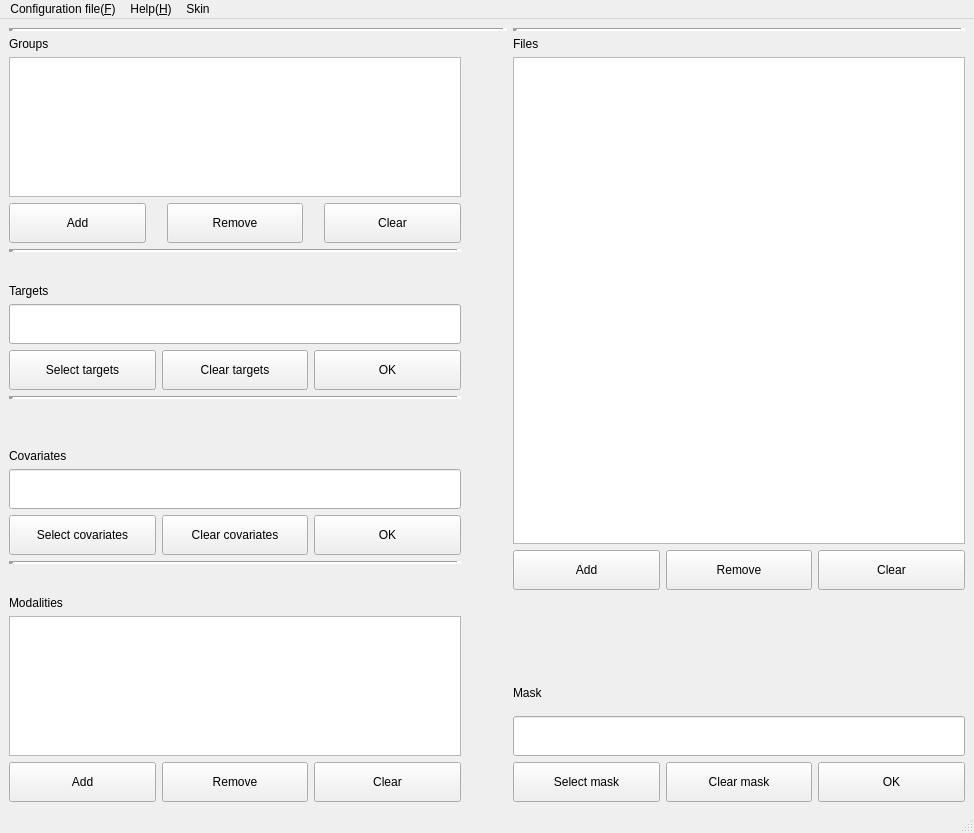
Old version of the form GUI/easylearn_data_loading_gui.ui in the repository easylearn-fmri/easylearn_dev.
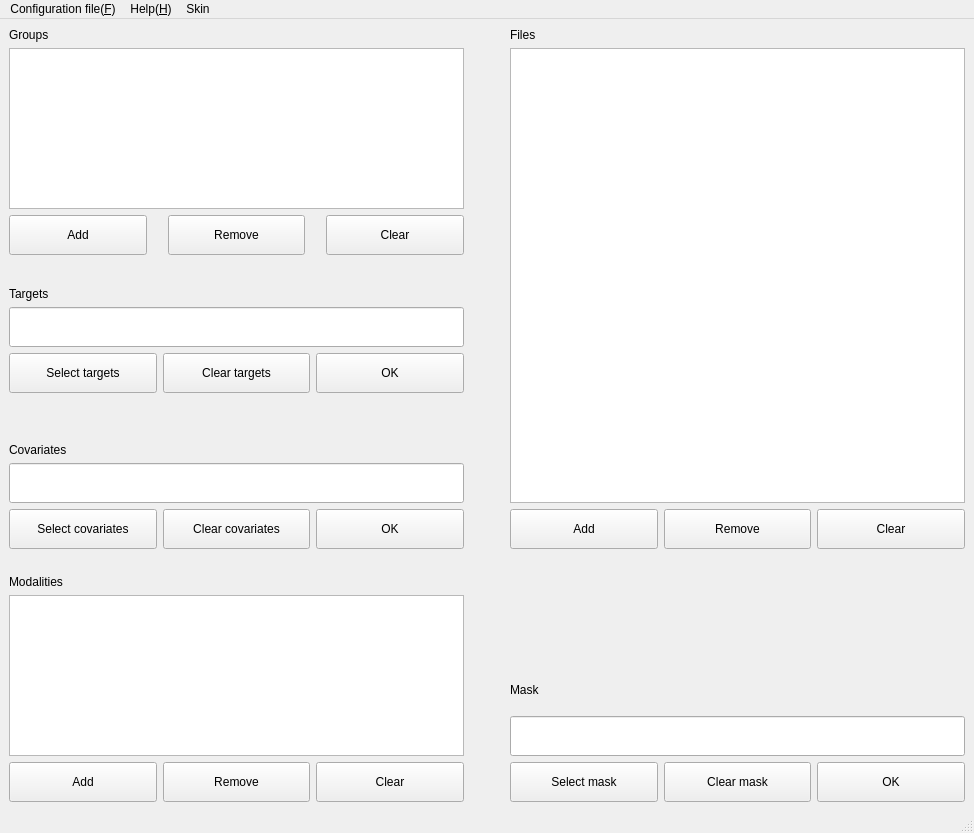
New version of the form.

```diff
--- a/GUI/easylearn_data_loading_gui.ui
+++ b/GUI/easylearn_data_loading_gui.ui
@@ -15,26 +15,13 @@
   </property>
   <widget class="QWidget" name="centralwidget">
    <layout class="QGridLayout" name="gridLayout_7">
-    <item row="12" column="0">
-     <widget class="Line" name="line_3">
-      <property name="maximumSize">
-       <size>
-        <width>16777215</width>
-        <height>16777215</height>
-       </size>
+    <item row="1" column="0">
+     <layout class="QGridLayout" name="gridLayout_2" rowminimumheight="0,0,0">
+      <property name="horizontalSpacing">
+       <number>21</number>
       </property>
-      <property name="lineWidth">
-       <number>5</number>
-      </property>
-      <property name="orientation">
-       <enum>Qt::Horizontal</enum>
-      </property>
-     </widget>
-    </item>
-    <item row="14" column="0">
-     <layout class="QGridLayout" name="gridLayout_5">
       <item row="2" column="0">
-       <widget class="QPushButton" name="pushButton_addmodalities">
+       <widget class="QPushButton" name="pushButton_addgroups">
         <property name="minimumSize">
          <size>
           <width>20</width>
@@ -52,28 +39,8 @@
         </property>
        </widget>
       </item>
-      <item row="2" column="1">
-       <widget class="QPushButton" name="pushButton_removemodalites">
-        <property name="minimumSize">
-         <size>
-          <width>20</width>
-          <height>40</height>
-         </size>
-        </property>
-        <property name="text">
-         <string>Remove</string>
-        </property>
-       </widget>
-      </item>
-      <item row="0" column="0">
-       <widget class="QLabel" name="label_modalities">
-        <property name="text">
-         <string>Modalities</string>
-        </property>
-       </widget>
-      </item>
       <item row="1" column="0" colspan="3">
-       <widget class="QListView" name="listView_modalities">
+       <widget class="QListView" name="listView_groups">
         <property name="enabled">
          <bool>true</bool>
         </property>
@@ -83,16 +50,44 @@
           <height>10</height>
          </size>
         </property>
+        <property name="maximumSize">
+         <size>
+          <width>5000</width>
+          <height>5000</height>
+         </size>
+        </property>
+        <property name="acceptDrops">
+         <bool>false</bool>
+        </property>
         <property name="sizeAdjustPolicy">
          <enum>QAbstractScrollArea::AdjustToContents</enum>
         </property>
         <property name="editTriggers">
          <set>QAbstractItemView::NoEditTriggers</set>
         </property>
+        <property name="dragEnabled">
+         <bool>false</bool>
+        </property>
+        <property name="batchSize">
+         <number>94</number>
+        </property>
+       </widget>
+      </item>
+      <item row="2" column="1">
+       <widget class="QPushButton" name="pushButton_removegroups">
+        <property name="minimumSize">
+         <size>
+          <width>20</width>
+          <height>40</height>
+         </size>
+        </property>
+        <property name="text">
+         <string>Remove</string>
+        </property>
        </widget>
       </item>
       <item row="2" column="2">
-       <widget class="QPushButton" name="pushButton_clearmodalities">
+       <widget class="QPushButton" name="pushButton_cleargroups">
         <property name="minimumSize">
          <size>
           <width>20</width>
@@ -104,129 +99,16 @@
         </property>
        </widget>
       </item>
-     </layout>
-    </item>
-    <item row="11" column="0">
-     <layout class="QGridLayout" name="gridLayout">
       <item row="0" column="0">
-       <widget class="QLabel" name="label_covariance">
+       <widget class="QLabel" name="label_group">
         <property name="text">
-         <string>Covariates</string>
-        </property>
-       </widget>
-      </item>
-      <item row="2" column="0">
-       <widget class="QPushButton" name="pushButton_selectCovariance">
-        <property name="minimumSize">
-         <size>
-          <width>20</width>
-          <height>40</height>
-         </size>
-        </property>
-        <property name="baseSize">
-         <size>
-          <width>10</width>
-          <height>10</height>
-         </size>
-        </property>
-        <property name="toolTipDuration">
-         <number>-5</number>
-        </property>
-        <property name="whatsThis">
-         <string>&lt;html&gt;&lt;head/&gt;&lt;body&gt;&lt;p&gt;push the button then close program&lt;/p&gt;&lt;/body&gt;&lt;/html&gt;</string>
-        </property>
-        <property name="text">
-         <string>Select covariates</string>
-        </property>
-       </widget>
-      </item>
-      <item row="2" column="1">
-       <widget class="QPushButton" name="pushButton_clearCovriance">
-        <property name="minimumSize">
-         <size>
-          <width>20</width>
-          <height>40</height>
-         </size>
-        </property>
-        <property name="baseSize">
-         <size>
-          <width>10</width>
-          <height>10</height>
-         </size>
-        </property>
-        <property name="text">
-         <string>Clear covariates</string>
-        </property>
-       </widget>
-      </item>
-      <item row="1" column="0" colspan="3">
-       <widget class="QLineEdit" name="lineEdit_covariates">
-        <property name="minimumSize">
-         <size>
-          <width>30</width>
-          <height>40</height>
-         </size>
-        </property>
-       </widget>
-      </item>
-      <item row="2" column="2">
-       <widget class="QPushButton" name="pushButton_covariate">
-        <property name="minimumSize">
-         <size>
-          <width>20</width>
-          <height>40</height>
-         </size>
-        </property>
-        <property name="baseSize">
-         <size>
-          <width>10</width>
-          <height>10</height>
-         </size>
-        </property>
-        <property name="text">
-         <string>OK</string>
+         <string>Groups</string>
         </property>
        </widget>
       </item>
      </layout>
     </item>
-    <item row="3" column="0">
-     <widget class="Line" name="line">
-      <property name="lineWidth">
-       <number>5</number>
-      </property>
-      <property name="orientation">
-       <enum>Qt::Horizontal</enum>
-      </property>
-     </widget>
-    </item>
-    <item row="5" column="1">
-     <spacer name="horizontalSpacer">
-      <property name="orientation">
-       <enum>Qt::Horizontal</enum>
-      </property>
-      <property name="sizeType">
-       <enum>QSizePolicy::Fixed</enum>
-      </property>
-      <property name="sizeHint" stdset="0">
-       <size>
-        <width>40</width>
-        <height>20</height>
-       </size>
-      </property>
-     </spacer>
-    </item>
-    <item row="1" column="2">
-     <widget class="Line" name="line_5">
-      <property name="lineWidth">
-       <number>5</number>
-      </property>
-      <property name="orientation">
-       <enum>Qt::Horizontal</enum>
-      </property>
-     </widget>
-    </item>
-    <item row="14" column="2">
+    <item row="10" column="2">
      <layout class="QGridLayout" name="gridLayout_3">
       <item row="2" column="0">
        <widget class="QLabel" name="label_mask">
@@ -324,7 +206,282 @@
       </item>
      </layout>
     </item>
-    <item row="2" column="2" rowspan="12">
+    <item row="3" column="0">
+     <layout class="QGridLayout" name="gridLayout_4">
+      <item row="0" column="0">
+       <widget class="QLabel" name="label_target">
+        <property name="text">
+         <string>Targets</string>
+        </property>
+       </widget>
+      </item>
+      <item row="1" column="0" colspan="3">
+       <widget class="QLineEdit" name="lineEdit_target">
+        <property name="minimumSize">
+         <size>
+          <width>30</width>
+          <height>40</height>
+         </size>
+        </property>
+       </widget>
+      </item>
+      <item row="2" column="0">
+       <widget class="QPushButton" name="pushButton_selectTarget">
+        <property name="minimumSize">
+         <size>
+          <width>20</width>
+          <height>40</height>
+         </size>
+        </property>
+        <property name="baseSize">
+         <size>
+          <width>10</width>
+          <height>10</height>
+         </size>
+        </property>
+        <property name="toolTipDuration">
+         <number>-5</number>
+        </property>
+        <property name="whatsThis">
+         <string>&lt;html&gt;&lt;head/&gt;&lt;body&gt;&lt;p&gt;push the button then close program&lt;/p&gt;&lt;/body&gt;&lt;/html&gt;</string>
+        </property>
+        <property name="text">
+         <string>Select targets</string>
+        </property>
+       </widget>
+      </item>
+      <item row="2" column="2">
+       <widget class="QPushButton" name="pushButton_target">
+        <property name="minimumSize">
+         <size>
+          <width>20</width>
+          <height>40</height>
+         </size>
+        </property>
+        <property name="baseSize">
+         <size>
+          <width>10</width>
+          <height>10</height>
+         </size>
+        </property>
+        <property name="text">
+         <string>OK</string>
+        </property>
+       </widget>
+      </item>
+      <item row="2" column="1">
+       <widget class="QPushButton" name="pushButton_clearTarget">
+        <property name="minimumSize">
+         <size>
+          <width>20</width>
+          <height>40</height>
+         </size>
+        </property>
+        <property name="baseSize">
+         <size>
+          <width>10</width>
+          <height>10</height>
+         </size>
+        </property>
+        <property name="text">
+         <string>Clear targets</string>
+        </property>
+       </widget>
+      </item>
+     </layout>
+    </item>
+    <item row="9" column="0">
+     <spacer name="verticalSpacer_3">
+      <property name="orientation">
+       <enum>Qt::Vertical</enum>
+      </property>
+      <property name="sizeType">
+       <enum>QSizePolicy::Fixed</enum>
+      </property>
+      <property name="sizeHint" stdset="0">
+       <size>
+        <width>20</width>
+        <height>20</height>
+       </size>
+      </property>
+     </spacer>
+    </item>
+    <item row="3" column="1">
+     <spacer name="horizontalSpacer">
+      <property name="orientation">
+       <enum>Qt::Horizontal</enum>
+      </property>
+      <property name="sizeType">
+       <enum>QSizePolicy::Fixed</enum>
+      </property>
+      <property name="sizeHint" stdset="0">
+       <size>
+        <width>40</width>
+        <height>20</height>
+       </size>
+      </property>
+     </spacer>
+    </item>
+    <item row="10" column="0">
+     <layout class="QGridLayout" name="gridLayout_5">
+      <item row="2" column="0">
+       <widget class="QPushButton" name="pushButton_addmodalities">
+        <property name="minimumSize">
+         <size>
+          <width>20</width>
+          <height>40</height>
+         </size>
+        </property>
+        <property name="toolTipDuration">
+         <number>-5</number>
+        </property>
+        <property name="whatsThis">
+         <string>&lt;html&gt;&lt;head/&gt;&lt;body&gt;&lt;p&gt;push the button then close program&lt;/p&gt;&lt;/body&gt;&lt;/html&gt;</string>
+        </property>
+        <property name="text">
+         <string>Add</string>
+        </property>
+       </widget>
+      </item>
+      <item row="2" column="1">
+       <widget class="QPushButton" name="pushButton_removemodalites">
+        <property name="minimumSize">
+         <size>
+          <width>20</width>
+          <height>40</height>
+         </size>
+        </property>
+        <property name="text">
+         <string>Remove</string>
+        </property>
+       </widget>
+      </item>
+      <item row="0" column="0">
+       <widget class="QLabel" name="label_modalities">
+        <property name="text">
+         <string>Modalities</string>
+        </property>
+       </widget>
+      </item>
+      <item row="1" column="0" colspan="3">
+       <widget class="QListView" name="listView_modalities">
+        <property name="enabled">
+         <bool>true</bool>
+        </property>
+        <property name="minimumSize">
+         <size>
+          <width>20</width>
+          <height>10</height>
+         </size>
+        </property>
+        <property name="sizeAdjustPolicy">
+         <enum>QAbstractScrollArea::AdjustToContents</enum>
+        </property>
+        <property name="editTriggers">
+         <set>QAbstractItemView::NoEditTriggers</set>
+        </property>
+       </widget>
+      </item>
+      <item row="2" column="2">
+       <widget class="QPushButton" name="pushButton_clearmodalities">
+        <property name="minimumSize">
+         <size>
+          <width>20</width>
+          <height>40</height>
+         </size>
+        </property>
+        <property name="text">
+         <string>Clear</string>
+        </property>
+       </widget>
+      </item>
+     </layout>
+    </item>
+    <item row="8" column="0">
+     <layout class="QGridLayout" name="gridLayout">
+      <item row="0" column="0">
+       <widget class="QLabel" name="label_covariance">
+        <property name="text">
+         <string>Covariates</string>
+        </property>
+       </widget>
+      </item>
+      <item row="2" column="0">
+       <widget class="QPushButton" name="pushButton_selectCovariance">
+        <property name="minimumSize">
+         <size>
+          <width>20</width>
+          <height>40</height>
+         </size>
+        </property>
+        <property name="baseSize">
+         <size>
+          <width>10</width>
+          <height>10</height>
+         </size>
+        </property>
+        <property name="toolTipDuration">
+         <number>-5</number>
+        </property>
+        <property name="whatsThis">
+         <string>&lt;html&gt;&lt;head/&gt;&lt;body&gt;&lt;p&gt;push the button then close program&lt;/p&gt;&lt;/body&gt;&lt;/html&gt;</string>
+        </property>
+        <property name="text">
+         <string>Select covariates</string>
+        </property>
+       </widget>
+      </item>
+      <item row="2" column="1">
+       <widget class="QPushButton" name="pushButton_clearCovriance">
+        <property name="minimumSize">
+         <size>
+          <width>20</width>
+          <height>40</height>
+         </size>
+        </property>
+        <property name="baseSize">
+         <size>
+          <width>10</width>
+          <height>10</height>
+         </size>
+        </property>
+        <property name="text">
+         <string>Clear covariates</string>
+        </property>
+       </widget>
+      </item>
+      <item row="1" column="0" colspan="3">
+       <widget class="QLineEdit" name="lineEdit_covariates">
+        <property name="minimumSize">
+         <size>
+          <width>30</width>
+          <height>40</height>
+         </size>
+        </property>
+       </widget>
+      </item>
+      <item row="2" column="2">
+       <widget class="QPushButton" name="pushButton_covariate">
+        <property name="minimumSize">
+         <size>
+          <width>20</width>
+          <height>40</height>
+         </size>
+        </property>
+        <property name="baseSize">
+         <size>
+          <width>10</width>
+          <height>10</height>
+         </size>
+        </property>
+        <property name="text">
+         <string>OK</string>
+        </property>
+       </widget>
+      </item>
+     </layout>
+    </item>
+    <item row="1" column="2" rowspan="8">
      <layout class="QGridLayout" name="gridLayout_6">
       <item row="3" column="2">
        <widget class="QPushButton" name="pushButton_removefiles">
@@ -432,33 +589,7 @@
       </item>
      </layout>
     </item>
-    <item row="13" column="0">
-     <spacer name="verticalSpacer_3">
-      <property name="orientation">
-       <enum>Qt::Vertical</enum>
-      </property>
-      <property name="sizeType">
-       <enum>QSizePolicy::Fixed</enum>
-      </property>
-      <property name="sizeHint" stdset="0">
-       <size>
-        <width>20</width>
-        <height>20</height>
-       </size>
-      </property>
-     </spacer>
-    </item>
-    <item row="1" column="0" colspan="2">
-     <widget class="Line" name="line_4">
-      <property name="lineWidth">
-       <number>5</number>
-      </property>
-      <property name="orientation">
-       <enum>Qt::Horizontal</enum>
-      </property>
-     </widget>
-    </item>
-    <item row="4" column="0">
+    <item row="2" column="0">
      <spacer name="verticalSpacer_2">
       <property name="orientation">
        <enum>Qt::Vertical</enum>
@@ -474,7 +605,7 @@
       </property>
      </spacer>
     </item>
-    <item row="7" column="0">
+    <item row="4" column="0">
      <spacer name="verticalSpacer">
       <property name="orientation">
        <enum>Qt::Vertical</enum>
@@ -490,193 +621,6 @@
       </property>
      </spacer>
     </item>
-    <item row="5" column="0">
-     <layout class="QGridLayout" name="gridLayout_4">
-      <item row="0" column="0">
-       <widget class="QLabel" name="label_target">
-        <property name="text">
-         <string>Targets</string>
-        </property>
-       </widget>
-      </item>
-      <item row="1" column="0" colspan="3">
-       <widget class="QLineEdit" name="lineEdit_target">
-        <property name="minimumSize">
-         <size>
-          <width>30</width>
-          <height>40</height>
-         </size>
-        </property>
-       </widget>
-      </item>
-      <item row="2" column="0">
-       <widget class="QPushButton" name="pushButton_selectTarget">
-        <property name="minimumSize">
-         <size>
-          <width>20</width>
-          <height>40</height>
-         </size>
-        </property>
-        <property name="baseSize">
-         <size>
-          <width>10</width>
-          <height>10</height>
-         </size>
-        </property>
-        <property name="toolTipDuration">
-         <number>-5</number>
-        </property>
-        <property name="whatsThis">
-         <string>&lt;html&gt;&lt;head/&gt;&lt;body&gt;&lt;p&gt;push the button then close program&lt;/p&gt;&lt;/body&gt;&lt;/html&gt;</string>
-        </property>
-        <property name="text">
-         <string>Select targets</string>
-        </property>
-       </widget>
-      </item>
-      <item row="2" column="2">
-       <widget class="QPushButton" name="pushButton_target">
-        <property name="minimumSize">
-         <size>
-          <width>20</width>
-          <height>40</height>
-         </size>
-        </property>
-        <property name="baseSize">
-         <size>
-          <width>10</width>
-          <height>10</height>
-         </size>
-        </property>
-        <property name="text">
-         <string>OK</string>
-        </property>
-       </widget>
-      </item>
-      <item row="2" column="1">
-       <widget class="QPushButton" name="pushButton_clearTarget">
-        <property name="minimumSize">
-         <size>
-          <width>20</width>
-          <height>40</height>
-         </size>
-        </property>
-        <property name="baseSize">
-         <size>
-          <width>10</width>
-          <height>10</height>
-         </size>
-        </property>
-        <property name="text">
-         <string>Clear targets</string>
-        </property>
-       </widget>
-      </item>
-     </layout>
-    </item>
-    <item row="6" column="0">
-     <widget class="Line" name="line_2">
-      <property name="lineWidth">
-       <number>5</number>
-      </property>
-      <property name="orientation">
-       <enum>Qt::Horizontal</enum>
-      </property>
-     </widget>
-    </item>
-    <item row="2" column="0">
-     <layout class="QGridLayout" name="gridLayout_2" rowminimumheight="0,0,0">
-      <property name="horizontalSpacing">
-       <number>21</number>
-      </property>
-      <item row="2" column="0">
-       <widget class="QPushButton" name="pushButton_addgroups">
-        <property name="minimumSize">
-         <size>
-          <width>20</width>
-          <height>40</height>
-         </size>
-        </property>
-        <property name="toolTipDuration">
-         <number>-5</number>
-        </property>
-        <property name="whatsThis">
-         <string>&lt;html&gt;&lt;head/&gt;&lt;body&gt;&lt;p&gt;push the button then close program&lt;/p&gt;&lt;/body&gt;&lt;/html&gt;</string>
-        </property>
-        <property name="text">
-         <string>Add</string>
-        </property>
-       </widget>
-      </item>
-      <item row="1" column="0" colspan="3">
-       <widget class="QListView" name="listView_groups">
-        <property name="enabled">
-         <bool>true</bool>
-        </property>
-        <property name="minimumSize">
-         <size>
-          <width>20</width>
-          <height>10</height>
-         </size>
-        </property>
-        <property name="maximumSize">
-         <size>
-          <width>5000</width>
-          <height>5000</height>
-         </size>
-        </property>
-        <property name="acceptDrops">
-         <bool>false</bool>
-        </property>
-        <property name="sizeAdjustPolicy">
-         <enum>QAbstractScrollArea::AdjustToContents</enum>
-        </property>
-        <property name="editTriggers">
-         <set>QAbstractItemView::NoEditTriggers</set>
-        </property>
-        <property name="dragEnabled">
-         <bool>false</bool>
-        </property>
-        <property name="batchSize">
-         <number>94</number>
-        </property>
-       </widget>
-      </item>
-      <item row="2" column="1">
-       <widget class="QPushButton" name="pushButton_removegroups">
-        <property name="minimumSize">
-         <size>
-          <width>20</width>
-          <height>40</height>
-         </size>
-        </property>
-        <property name="text">
-         <string>Remove</string>
-        </property>
-       </widget>
-      </item>
-      <item row="2" column="2">
-       <widget class="QPushButton" name="pushButton_cleargroups">
-        <property name="minimumSize">
-         <size>
-          <width>20</width>
-          <height>40</height>
-         </size>
-        </property>
-        <property name="text">
-         <string>Clear</string>
-        </property>
-       </widget>
-      </item>
-      <item row="0" column="0">
-       <widget class="QLabel" name="label_group">
-        <property name="text">
-         <string>Groups</string>
-        </property>
-       </widget>
-      </item>
-     </layout>
-    </item>
    </layout>
   </widget>
   <widget class="QMenuBar" name="menubar">
```
